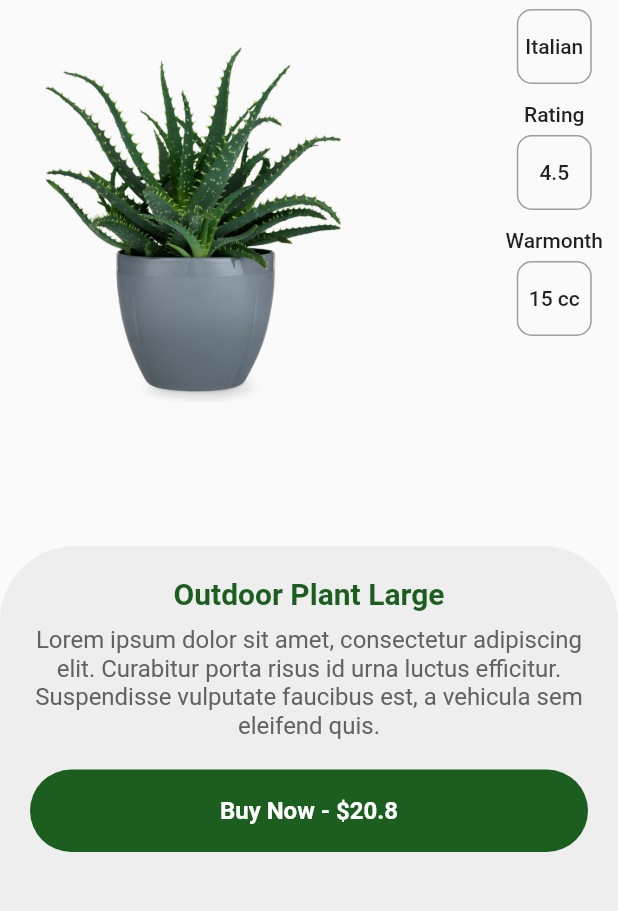
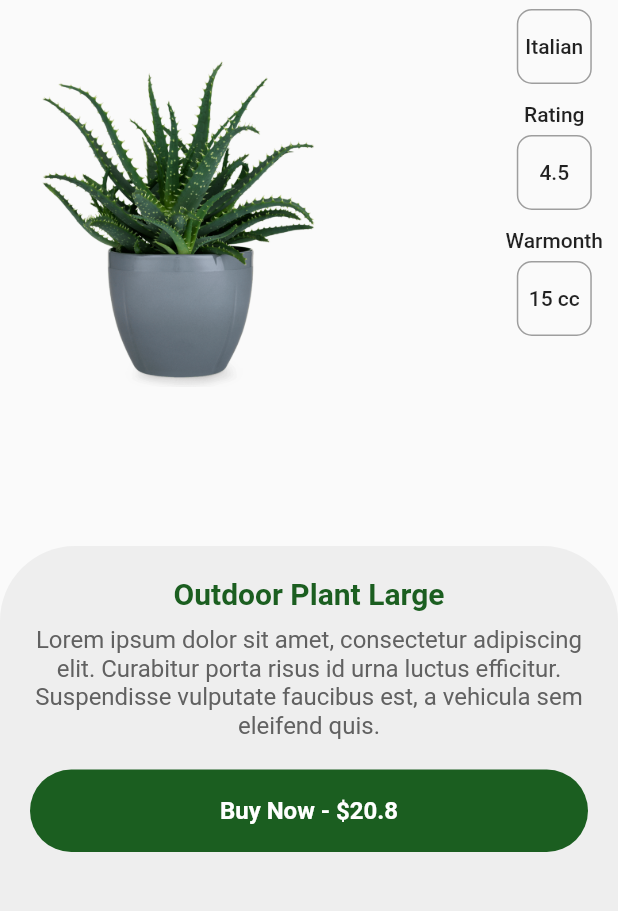
Before and after one commit to Junejune95/flutter_plantshop, a Flutter app: the DetailScreen screen opened directly with sample values from the repository, on a phone screen of 412 x 824 dp, the part 315-1226 px from its top. Run offline on Flutter 3.47's test engine with Material 2 defaults, Android fonts, the phone set to English and light mode, and no system bars.

Commit message:
reade me update

```diff
--- a/lib/screens/detail_screen.dart
+++ b/lib/screens/detail_screen.dart
@@ -79,8 +79,8 @@ class DetailScreen extends StatelessWidget {
                           child: Hero(
                             tag: plant.imageUrl,
                             child: Image(
-                              height: 240.0,
-                              width: 240.0,
+                              height: 220.0,
+                              width: 220.0,
                               image: AssetImage(plant.imageUrl),
                               fit: BoxFit.contain,
                             ),
```
Also changed, not shown: 2 other files.
